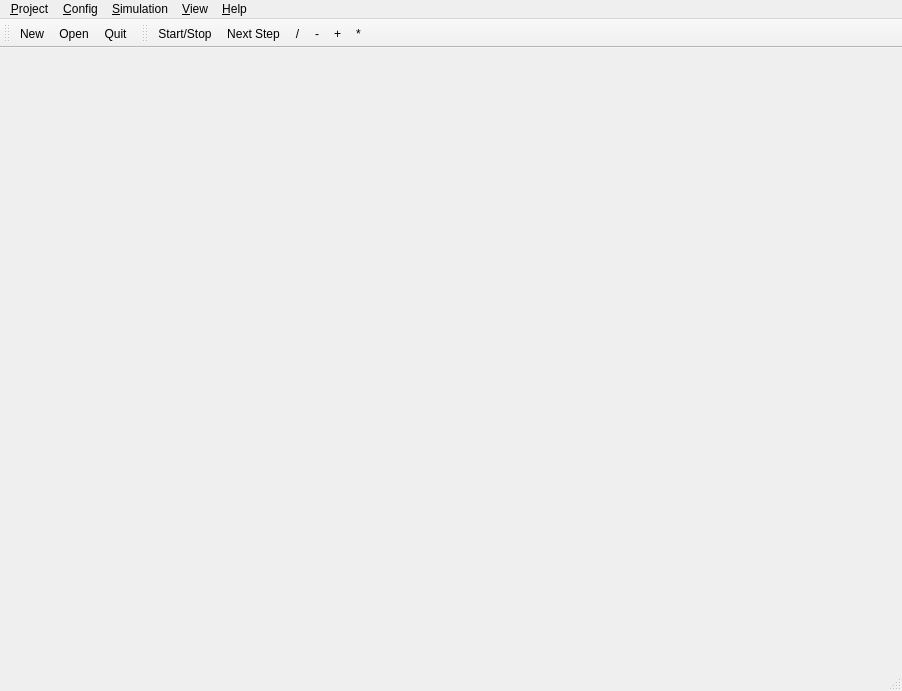
The window that src/Gui/ui/rss_main_window.ui (cordlandwehr/robotswarmsimulator) describes before a commit, drawn with Qt 5.
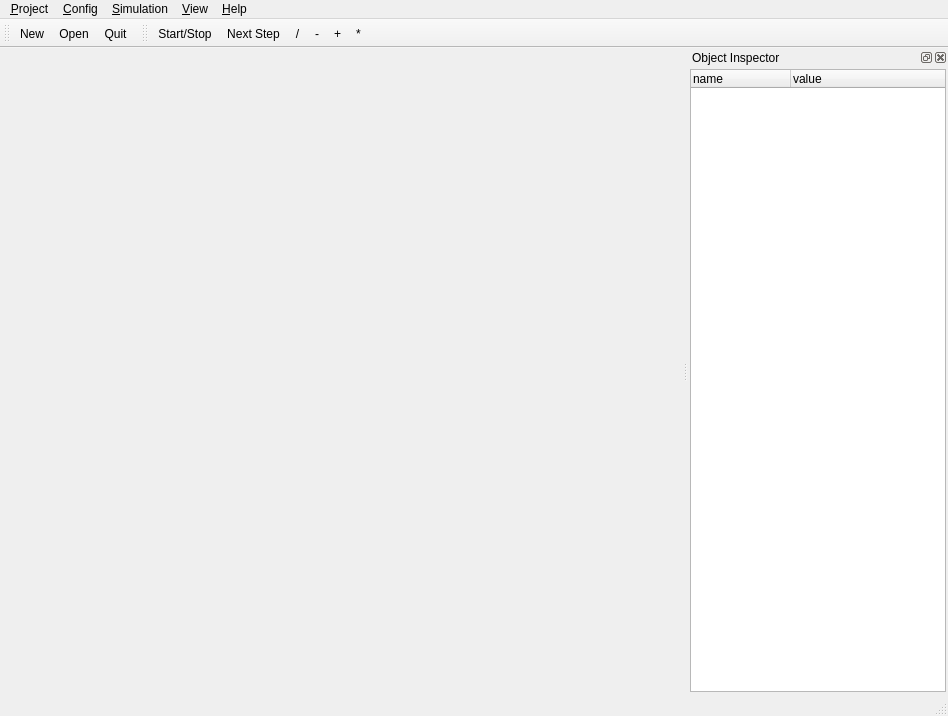
The same window after the commit. Icons and pictures are not drawn.

What changed in the file:
```diff
--- a/src/Gui/ui/rss_main_window.ui
+++ b/src/Gui/ui/rss_main_window.ui
@@ -6,8 +6,8 @@
    <rect>
     <x>0</x>
     <y>0</y>
-    <width>902</width>
-    <height>691</height>
+    <width>948</width>
+    <height>716</height>
    </rect>
   </property>
   <property name="windowTitle">
@@ -19,7 +19,7 @@
     <rect>
      <x>0</x>
      <y>0</y>
-     <width>902</width>
+     <width>948</width>
      <height>20</height>
     </rect>
    </property>
@@ -123,6 +123,50 @@
    <addaction name="action_increase_speed"/>
    <addaction name="action_double_speed"/>
   </widget>
+  <widget class="QDockWidget" name="dock_widget">
+   <property name="windowTitle">
+    <string>Object Inspector</string>
+   </property>
+   <attribute name="dockWidgetArea">
+    <number>2</number>
+   </attribute>
+   <widget class="QWidget" name="dock_widget_contents">
+    <layout class="QVBoxLayout" name="verticalLayout">
+     <property name="margin">
+      <number>2</number>
+     </property>
+     <item>
+      <widget class="QTreeWidget" name="inspector_tree_widget">
+       <property name="midLineWidth">
+        <number>0</number>
+       </property>
+       <property name="editTriggers">
+        <set>QAbstractItemView::NoEditTriggers</set>
+       </property>
+       <property name="animated">
+        <bool>true</bool>
+       </property>
+       <property name="columnCount">
+        <number>2</number>
+       </property>
+       <attribute name="headerDefaultSectionSize">
+        <number>100</number>
+       </attribute>
+       <column>
+        <property name="text">
+         <string>name</string>
+        </property>
+       </column>
+       <column>
+        <property name="text">
+         <string>value</string>
+        </property>
+       </column>
+      </widget>
+     </item>
+    </layout>
+   </widget>
+  </widget>
   <action name="action_open_project">
    <property name="text">
     <string>&amp;Open</string>
```
Left out of the diff: 23 changed lines with no effect on the pictures.
